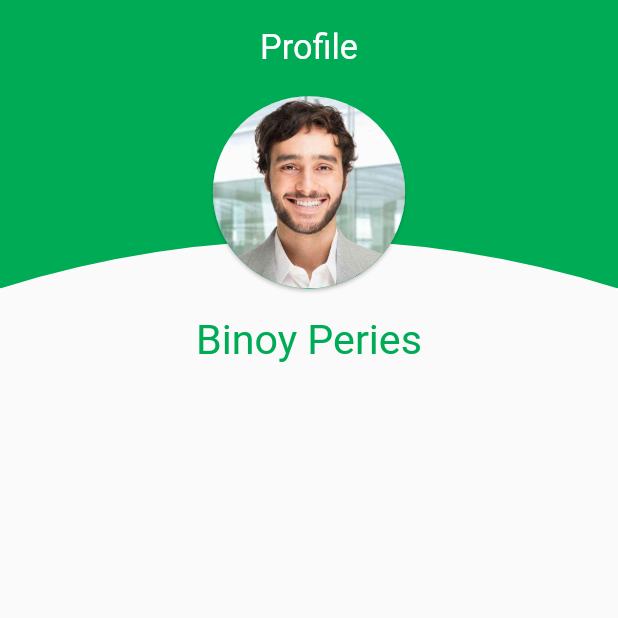
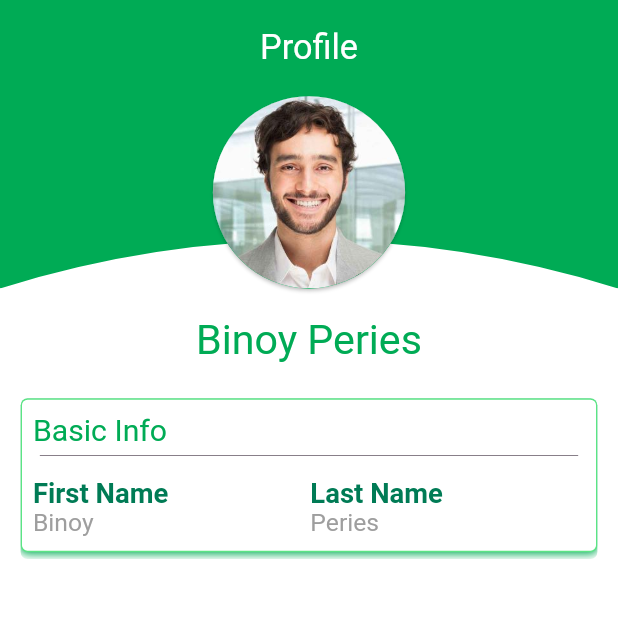
Before and after one commit to Group22-SEP-18/TECLIX-app, a Flutter app: the EmployeeProfilePage screen opened by its route, on a phone screen of 412 x 824 dp, the top half of it. Run offline on Flutter 3.47's test engine with Material 2 defaults, Android fonts, the phone set to English and light mode, and no system bars; our stand-ins replace bloc, dots_indicator, flutter_bloc, flutter_spinkit, geocoding, geolocator and 3 more.

Commit message:
profile card added

```diff
--- a/lib/presentation/screens/employee_profile/employee_profile_page.dart
+++ b/lib/presentation/screens/employee_profile/employee_profile_page.dart
@@ -1,6 +1,9 @@
 import 'package:flutter/material.dart';
 import 'package:teclix/presentation/common/constants/TeclixColors.dart';
 import 'package:teclix/presentation/screens/employee_profile/widgets/header_clip_path.dart';
+import 'package:teclix/presentation/screens/employee_profile/widgets/profile_attribute_text.dart';
+import 'package:teclix/presentation/screens/employee_profile/widgets/profile_attribute_value_text.dart';
+import 'package:teclix/presentation/screens/employee_profile/widgets/profile_info_card.dart';
 
 class EmployeeProfilePage extends StatelessWidget {
   static const String id = '/employee-profile';
@@ -8,6 +11,7 @@ class EmployeeProfilePage extends StatelessWidget {
   Widget build(BuildContext context) {
     return SafeArea(
       child: Scaffold(
+        backgroundColor: Colors.white,
         appBar: PreferredSize(
           preferredSize: Size.fromHeight(210.0),
           child: Stack(
@@ -56,6 +60,7 @@ class EmployeeProfilePage extends StatelessWidget {
         body: SingleChildScrollView(
           physics: ClampingScrollPhysics(),
           child: Column(
+            crossAxisAlignment: CrossAxisAlignment.center,
             children: [
               SizedBox(
                 height: 20.0,
@@ -65,6 +70,41 @@ class EmployeeProfilePage extends StatelessWidget {
                   'Binoy Peries',
                   style: TextStyle(color: ColorPrimary, fontSize: 30.0),
                 ),
+              ),
+              SizedBox(
+                height: 25.0,
+              ),
+              ProfileInfoCard(
+                headingText: 'Basic Info',
+                child: Row(
+                  mainAxisAlignment: MainAxisAlignment.spaceBetween,
+                  children: [
+                    Column(
+                      crossAxisAlignment: CrossAxisAlignment.start,
+                      children: [
+                        ProfileInfoAttrText(
+                          attr: 'First Name',
+                        ),
+                        ProfileAttrValueText(
+                          attrValue: 'Binoy',
+                        ),
+                      ],
+                    ),
+                    Spacer(),
+                    Column(
+                      crossAxisAlignment: CrossAxisAlignment.start,
+                      children: [
+                        ProfileInfoAttrText(
+                          attr: 'Last Name',
+                        ),
+                        ProfileAttrValueText(
+                          attrValue: 'Peries',
+                        ),
+                      ],
+                    ),
+                    Spacer()
+                  ],
+                ),
               )
             ],
           ),
--- /dev/null
+++ b/lib/presentation/screens/employee_profile/widgets/profile_attribute_text.dart
@@ -0,0 +1,20 @@
+import 'package:flutter/material.dart';
+import 'package:teclix/presentation/common/constants/TeclixColors.dart';
+
+class ProfileInfoAttrText extends StatelessWidget {
+  final String attr;
+
+  const ProfileInfoAttrText({@required this.attr});
+
+  @override
+  Widget build(BuildContext context) {
+    return Text(
+      attr,
+      style: TextStyle(
+        fontSize: 20.0,
+        color: ColorDarkGreen,
+        fontWeight: FontWeight.w600,
+      ),
+    );
+  }
+}
--- /dev/null
+++ b/lib/presentation/screens/employee_profile/widgets/profile_attribute_value_text.dart
@@ -0,0 +1,18 @@
+import 'package:flutter/material.dart';
+
+class ProfileAttrValueText extends StatelessWidget {
+  final String attrValue;
+
+  const ProfileAttrValueText({@required this.attrValue});
+
+  @override
+  Widget build(BuildContext context) {
+    return Text(
+      attrValue,
+      style: TextStyle(
+        fontSize: 18.0,
+        color: Colors.grey,
+      ),
+    );
+  }
+}
--- /dev/null
+++ b/lib/presentation/screens/employee_profile/widgets/profile_info_card.dart
@@ -0,0 +1,65 @@
+import 'package:flutter/material.dart';
+import 'package:teclix/presentation/common/constants/TeclixColors.dart';
+import 'package:teclix/presentation/common/widgets/common_padding.dart';
+
+class ProfileInfoCard extends StatelessWidget {
+  final String headingText;
+  final Widget child;
+  const ProfileInfoCard({this.headingText, this.child});
+
+  @override
+  Widget build(BuildContext context) {
+    return CommonPadding(
+      child: ClipRRect(
+        borderRadius: BorderRadius.circular(5.0),
+        child: Container(
+          margin: const EdgeInsets.only(bottom: 5.0),
+          decoration: BoxDecoration(
+            borderRadius: BorderRadius.circular(5.0),
+            color: Colors.white,
+            border: Border.all(color: ColorPrimaryLight),
+            boxShadow: [
+              BoxShadow(
+                color: ColorPrimary,
+                offset: Offset(0.0, 1.0),
+                blurRadius: 5.0,
+              ),
+            ],
+          ),
+          child: Padding(
+            padding: const EdgeInsets.symmetric(
+              horizontal: 8.0,
+              vertical: 10.0,
+            ),
+            child: Column(
+              mainAxisAlignment: MainAxisAlignment.spaceBetween,
+              crossAxisAlignment: CrossAxisAlignment.start,
+              children: [
+                Text(
+                  headingText,
+                  style: TextStyle(
+                    fontSize: 22.0,
+                    color: ColorPrimary,
+                  ),
+                ),
+                Padding(
+                  padding: const EdgeInsets.symmetric(
+                      vertical: 5.0, horizontal: 5.0),
+                  child: Divider(
+                    height: 0.0,
+                    color: ColorHeadingFont,
+                    thickness: 0.5,
+                  ),
+                ),
+                SizedBox(
+                  height: 10.0,
+                ),
+                child
+              ],
+            ),
+          ),
+        ),
+      ),
+    );
+  }
+}
```
